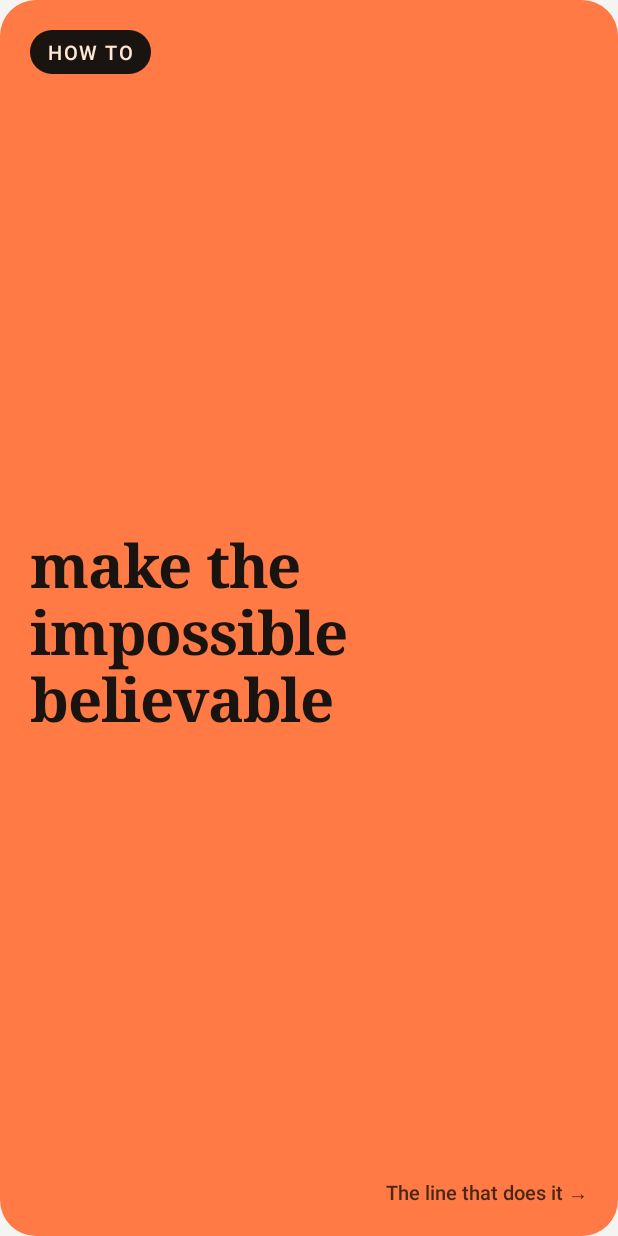
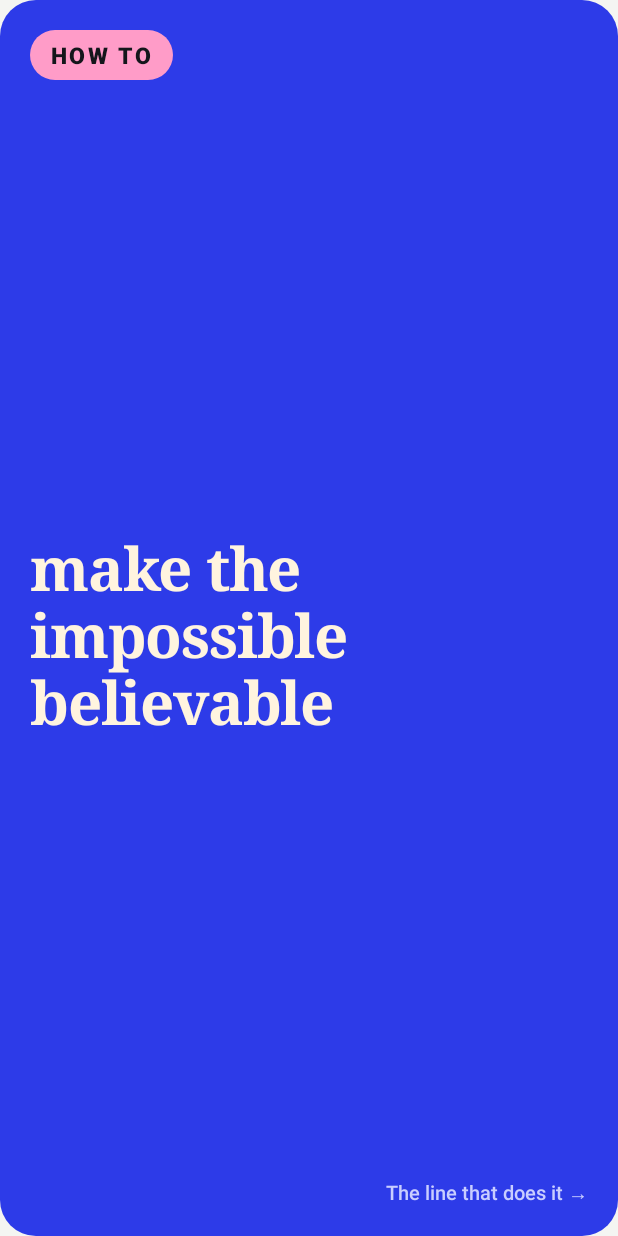
Before and after one commit to terriblyoffendedmarketer-stack/quotes-project, an Android app: the layout widget_preview.xml on its own in the app's theme, with its tools: preview values and no code run, on a phone screen of 412 x 824 dp. Run offline under Robolectric (Android 15) with nearby library versions, the phone set to English and light mode, and no system bars; network calls fail.

Commit message:
Set the hook in Fraunces Black and give the slides bolder colours
The hook's title is now Fraunces Black (OFL), drawn into the widget as a
bitmap sized to the widget so it fills the space at any size and redraws
on resize. "HOW TO" sits in a bubblegum pill on a cobalt slide. The other
slides move to butter, bubblegum, lime and lilac, with ochre, berry,
forest and indigo in dark mode.

Co-Authored-By: Claude Opus 5.5 <noreply@anthropic.com>
Claude-Session: https://claude.ai/code/session_01StSxycVwobQR2j9nD4GvZT

```diff
--- a/android/app/src/main/res/layout/widget_preview.xml
+++ b/android/app/src/main/res/layout/widget_preview.xml
@@ -11,15 +11,15 @@
         android:layout_width="wrap_content"
         android:layout_height="wrap_content"
         android:background="@drawable/hook_pill"
-        android:fontFamily="sans-serif-medium"
-        android:letterSpacing="0.08"
-        android:paddingStart="12dp"
-        android:paddingTop="5dp"
-        android:paddingEnd="12dp"
-        android:paddingBottom="5dp"
+        android:fontFamily="sans-serif-black"
+        android:letterSpacing="0.1"
+        android:paddingStart="14dp"
+        android:paddingTop="6dp"
+        android:paddingEnd="14dp"
+        android:paddingBottom="6dp"
         android:text="@string/hook_pill"
         android:textColor="@color/hook_pill_ink"
-        android:textSize="13sp" />
+        android:textSize="15sp" />
 
     <TextView
         android:layout_width="match_parent"
--- a/android/app/src/main/res/values-night/colors.xml
+++ b/android/app/src/main/res/values-night/colors.xml
@@ -10,13 +10,14 @@
     <color name="widget_bg">#15171B</color>
     <color name="widget_text">#F6F5F0</color>
     <color name="widget_soft">#B4B7BD</color>
-    <color name="slide_hook">#2B1910</color>
-    <color name="slide_line">#28241C</color>
-    <color name="slide_look">#242036</color>
-    <color name="slide_steal">#1B2B21</color>
-    <color name="slide_around">#1A2533</color>
-    <color name="hook_ink">#FF8B5C</color>
-    <color name="hook_soft">#E0A88C</color>
-    <color name="hook_pill">#FF7A45</color>
-    <color name="hook_pill_ink">#1A1410</color>
+    <!-- Dark mode keeps the cobalt hook and deepens the rest: ochre, berry, forest and indigo. -->
+    <color name="slide_hook">#2D3BE8</color>
+    <color name="slide_line">#5E460C</color>
+    <color name="slide_look">#571F3B</color>
+    <color name="slide_steal">#1F4527</color>
+    <color name="slide_around">#2E2870</color>
+    <color name="hook_ink">#FFF4DF</color>
+    <color name="hook_soft">#C9CEFF</color>
+    <color name="hook_pill">#FF9CC8</color>
+    <color name="hook_pill_ink">#14161B</color>
 </resources>
--- a/android/app/src/main/res/values/colors.xml
+++ b/android/app/src/main/res/values/colors.xml
@@ -12,14 +12,14 @@
     <color name="widget_bg">#F4F5F2</color>
     <color name="widget_text">#14161B</color>
     <color name="widget_soft">#4A4E57</color>
-    <!-- Each slide has its own colour: a loud tangerine hook, then oat, lavender, mint and sky. -->
-    <color name="slide_hook">#FF7A45</color>
-    <color name="slide_line">#F3E9D6</color>
-    <color name="slide_look">#E5DEF7</color>
-    <color name="slide_steal">#D4EEDC</color>
-    <color name="slide_around">#D6E7F7</color>
-    <color name="hook_ink">#1A1410</color>
-    <color name="hook_soft">#4A2614</color>
-    <color name="hook_pill">#1A1410</color>
-    <color name="hook_pill_ink">#FFE7D6</color>
+    <!-- Each slide has its own colour: a cobalt hook, then butter, bubblegum, lime and lilac. -->
+    <color name="slide_hook">#2D3BE8</color>
+    <color name="slide_line">#FFE9A8</color>
+    <color name="slide_look">#FFD0E1</color>
+    <color name="slide_steal">#D2F3B0</color>
+    <color name="slide_around">#DCD0FF</color>
+    <color name="hook_ink">#FFF4DF</color>
+    <color name="hook_soft">#C9CEFF</color>
+    <color name="hook_pill">#FF9CC8</color>
+    <color name="hook_pill_ink">#14161B</color>
 </resources>
```
Also changed, not shown: android/app/src/main/java/com/marginalia/widget/CardWidgetProvider.kt (+9 -1 lines), android/app/src/main/java/com/marginalia/widget/HookArt.kt (added, +83 -0 lines), android/app/src/main/res/layout/item_slide.xml (+10 -11 lines), android/app/src/main/res/layout/widget_card.xml (+12 -19 lines), android/app/src/main/res/font/fraunces_black.ttf (added), 3 other files.
